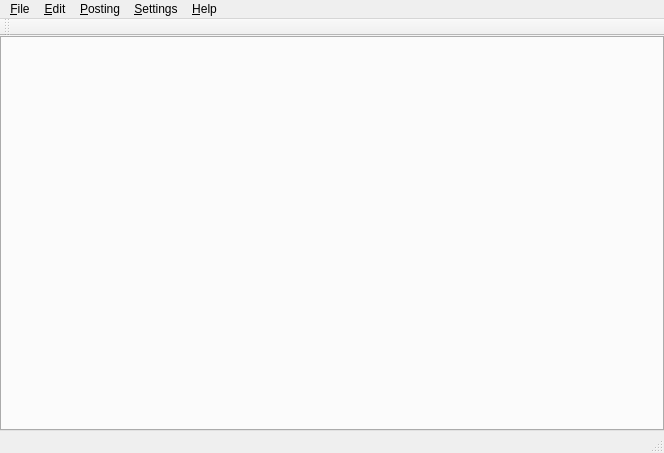
This is src/mainwindow.ui in KDE/knipptasch as Qt 5 draws it before an edit. The edited form follows.
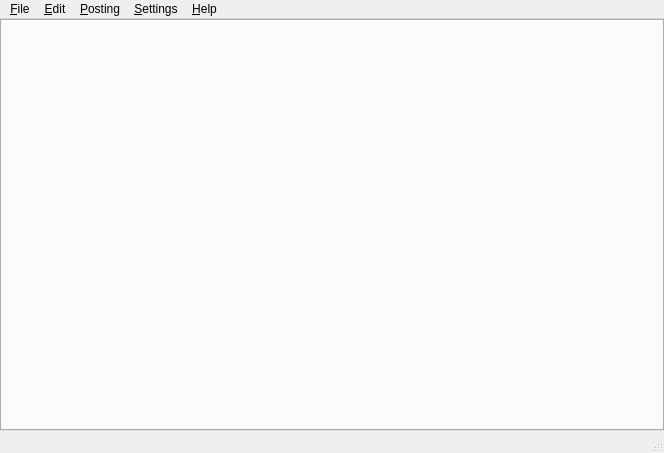
This is the edited form. Icons and pictures are not drawn. Custom widgets are drawn as their Qt base class.

Commit message: now really: remove duplicate QToolBar in the KDE version.

```diff
--- a/src/mainwindow.ui
+++ b/src/mainwindow.ui
@@ -89,17 +89,6 @@
    <addaction name="menuHelp"/>
   </widget>
   <widget class="QStatusBar" name="statusBar"/>
-  <widget class="QToolBar" name="mainToolBar">
-   <property name="windowTitle">
-    <string>Main Toolbar</string>
-   </property>
-   <attribute name="toolBarArea">
-    <enum>TopToolBarArea</enum>
-   </attribute>
-   <attribute name="toolBarBreak">
-    <bool>false</bool>
-   </attribute>
-  </widget>
   <action name="actionAbout">
    <property name="icon">
     <iconset>
```
Left out of the diff: 2 changed lines with no effect on the pictures.
